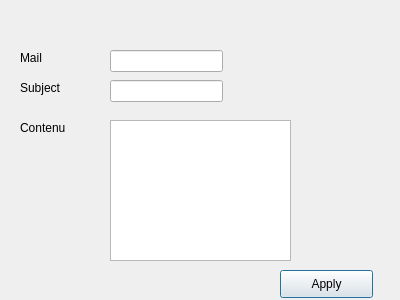
This is eyaprojetfinale/mail.ui in tkyassine/PROJET2A as Qt 5 draws it before an edit. The edited form follows.
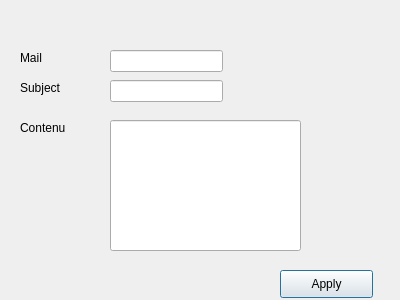
This is the edited form.

Patch:
```diff
--- a/eyaprojetfinale/mail.ui
+++ b/eyaprojetfinale/mail.ui
@@ -72,16 +72,6 @@
     <string>Contenu</string>
    </property>
   </widget>
-  <widget class="QTextEdit" name="textEdit">
-   <property name="geometry">
-    <rect>
-     <x>110</x>
-     <y>120</y>
-     <width>181</width>
-     <height>141</height>
-    </rect>
-   </property>
-  </widget>
   <widget class="QPushButton" name="pushButton">
    <property name="geometry">
     <rect>
@@ -95,6 +85,16 @@
     <string>Apply</string>
    </property>
   </widget>
+  <widget class="QLineEdit" name="lineEdit_3">
+   <property name="geometry">
+    <rect>
+     <x>110</x>
+     <y>120</y>
+     <width>191</width>
+     <height>131</height>
+    </rect>
+   </property>
+  </widget>
  </widget>
  <resources/>
  <connections/>
```
